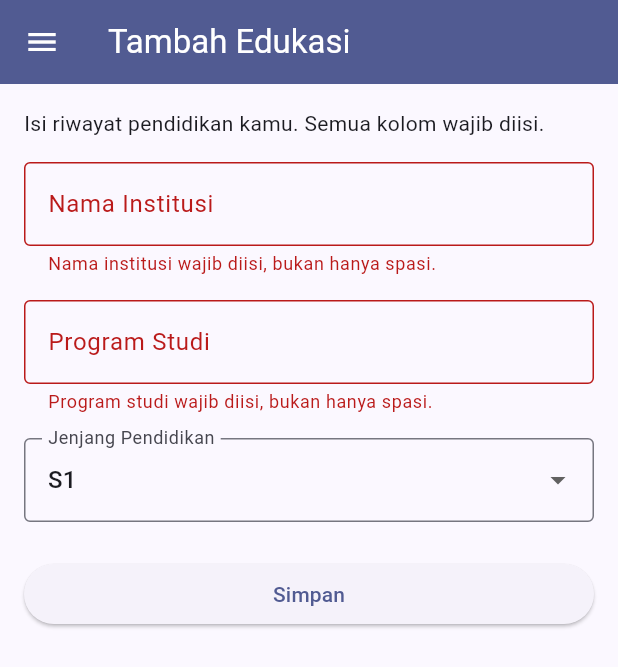
After one commit to Albert-Timmothy/myportofolio_mobile, a Flutter app: the EducationFormPage screen opened directly, after a tap on "Simpan", on a phone screen of 412 x 824 dp. The commit adds this screen. Shown: the top 667 px of the screen. Run offline on Flutter 3.47's test engine with Material 3 defaults, Android fonts, the phone set to English and light mode, and no system bars.

Commit message:
feat: selesaikan tugas 8 dengan form edukasi dan navigasi

```diff
--- /dev/null
+++ b/lib/screens/education_form.dart
@@ -0,0 +1,113 @@
+import 'package:flutter/material.dart';
+import 'package:myportofolio_mobile/widgets/left_drawer.dart';
+
+// Form edukasi menyimpan isian sementara, belum terhubung ke server.
+class EducationFormPage extends StatefulWidget {
+  const EducationFormPage({super.key});
+
+  @override
+  State<EducationFormPage> createState() => _EducationFormPageState();
+}
+
+class _EducationFormPageState extends State<EducationFormPage> {
+  final _formKey = GlobalKey<FormState>();
+  String _institusi = '';
+  String _programStudi = '';
+  String _jenjang = 'S1';
+
+  String? _validasiTeks(String? nilai, String label) {
+    final teks = nilai?.trim() ?? '';
+    if (teks.isEmpty) return '$label wajib diisi, bukan hanya spasi.';
+    if (teks.length > 100) return '$label maksimal 100 karakter.';
+    return null;
+  }
+
+  void _simpan() {
+    if (!_formKey.currentState!.validate()) return;
+    _formKey.currentState!.save();
+    showDialog<void>(
+      context: context,
+      builder: (context) => AlertDialog(
+        title: const Text('Ringkasan Edukasi'),
+        content: SingleChildScrollView(
+          child: Text(
+            'Institusi: $_institusi\nProgram Studi: $_programStudi\nJenjang: $_jenjang',
+          ),
+        ),
+        actions: [
+          TextButton(
+            onPressed: () => Navigator.pop(context),
+            child: const Text('Tutup'),
+          ),
+        ],
+      ),
+    );
+  }
+
+  @override
+  Widget build(BuildContext context) {
+    final warna = Theme.of(context).colorScheme;
+    return Scaffold(
+      appBar: AppBar(
+        title: const Text('Tambah Edukasi'),
+        backgroundColor: warna.primary,
+        foregroundColor: warna.onPrimary,
+      ),
+      drawer: const LeftDrawer(),
+      body: SafeArea(
+        child: Form(
+          key: _formKey,
+          child: SingleChildScrollView(
+            padding: const EdgeInsets.all(16),
+            child: Column(
+              crossAxisAlignment: CrossAxisAlignment.stretch,
+              children: [
+                const Text(
+                  'Isi riwayat pendidikan kamu. Semua kolom wajib diisi.',
+                ),
+                const SizedBox(height: 16),
+                TextFormField(
+                  decoration: const InputDecoration(
+                    labelText: 'Nama Institusi',
+                    border: OutlineInputBorder(),
+                  ),
+                  textCapitalization: TextCapitalization.words,
+                  validator: (nilai) => _validasiTeks(nilai, 'Nama institusi'),
+                  onSaved: (nilai) => _institusi = nilai!.trim(),
+                ),
+                const SizedBox(height: 16),
+                TextFormField(
+                  decoration: const InputDecoration(
+                    labelText: 'Program Studi',
+                    border: OutlineInputBorder(),
+                  ),
+                  validator: (nilai) => _validasiTeks(nilai, 'Program studi'),
+                  onSaved: (nilai) => _programStudi = nilai!.trim(),
+                ),
+                const SizedBox(height: 16),
+                DropdownButtonFormField<String>(
+                  initialValue: _jenjang,
+                  decoration: const InputDecoration(
+                    labelText: 'Jenjang Pendidikan',
+                    border: OutlineInputBorder(),
+                  ),
+                  items: ['D3', 'D4', 'S1', 'S2', 'S3']
+                      .map(
+                        (nilai) =>
+                            DropdownMenuItem(value: nilai, child: Text(nilai)),
+                      )
+                      .toList(),
+                  validator: (nilai) =>
+                      nilai == null ? 'Pilih jenjang pendidikan.' : null,
+                  onChanged: (nilai) => setState(() => _jenjang = nilai!),
+                ),
+                const SizedBox(height: 24),
+                ElevatedButton(onPressed: _simpan, child: const Text('Simpan')),
+              ],
+            ),
+          ),
+        ),
+      ),
+    );
+  }
+}
--- a/lib/screens/menu.dart
+++ b/lib/screens/menu.dart
@@ -12,6 +12,7 @@ class MyHomePage extends StatelessWidget {
   static const List<ItemHomepage> items = [
     ItemHomepage('Lihat Proyek', Icons.folder, Color(0xFF1565C0)),
     ItemHomepage('Tambah Proyek', Icons.add_circle, Color(0xFF2E7D32)),
+    ItemHomepage('Tambah Edukasi', Icons.school, Color(0xFF6A1B9A)),
     ItemHomepage('Logout', Icons.logout, Color(0xFFC62828)),
   ];
 
--- a/lib/widgets/left_drawer.dart
+++ b/lib/widgets/left_drawer.dart
@@ -1,3 +1,4 @@
+import 'package:myportofolio_mobile/screens/education_form.dart';
 import 'package:flutter/material.dart';
 import 'package:myportofolio_mobile/screens/menu.dart';
 import 'package:myportofolio_mobile/screens/project_form.dart';
@@ -11,9 +12,8 @@ class LeftDrawer extends StatelessWidget {
       child: ListView(
         children: [
           const DrawerHeader(
-            decoration: BoxDecoration(
-              color: Colors.indigo,
-            ),
+            decoration: BoxDecoration(color: Colors.indigo),
+            child: SingleChildScrollView(
               child: Column(
                 crossAxisAlignment: CrossAxisAlignment.start,
                 children: [
@@ -27,25 +27,35 @@ class LeftDrawer extends StatelessWidget {
                   ),
                   SizedBox(height: 10),
                   Text(
-                  'Explore personal projects and experiences!',
-                  style: TextStyle(
-                    fontSize: 15,
-                    color: Colors.white,
-                  ),
+                    'Jelajahi proyek dan pengalaman saya!',
+                    style: TextStyle(fontSize: 15, color: Colors.white),
                   ),
                 ],
               ),
+            ),
+          ),
+          ListTile(
+            leading: const Icon(Icons.school_outlined),
+            title: const Text('Tambah Edukasi'),
+            onTap: () {
+              Navigator.pop(context);
+              Navigator.pushReplacement(
+                context,
+                MaterialPageRoute(
+                  builder: (context) => const EducationFormPage(),
+                ),
+              );
+            },
           ),
           ListTile(
             leading: const Icon(Icons.home_outlined),
             title: const Text('Home'),
             // Navigasi ke halaman utama portofolio
             onTap: () {
+              Navigator.pop(context);
               Navigator.pushReplacement(
                 context,
-                MaterialPageRoute(
-                  builder: (context) => const MyHomePage(),
-                ),
+                MaterialPageRoute(builder: (context) => const MyHomePage()),
               );
             },
           ),
@@ -54,6 +64,7 @@ class LeftDrawer extends StatelessWidget {
             title: const Text('Add Project'),
             // Navigasi ke halaman tambah proyek
             onTap: () {
+              Navigator.pop(context);
               Navigator.pushReplacement(
                 context,
                 MaterialPageRoute(
```
Also changed, not shown: lib/menu.dart (+3 -144 lines), lib/screens/project_form.dart (+7 -9 lines), lib/widgets/project_card.dart (+11 -4 lines), 3 other files. Lines whose indentation alone changed are shown as unchanged.
